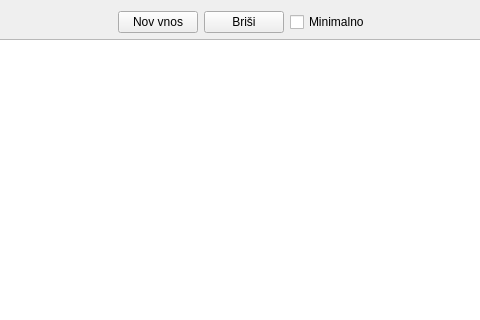
First picture: the form in wid_stranke.ui, repository bubi-luka/BubiRacun, before the edit; both pictures show x 215 to 695 and y 0 to 320 of the 918 by 611 pixel window.
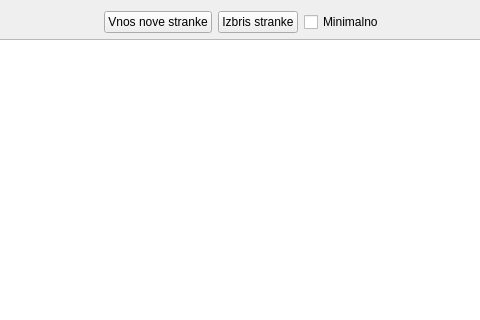
Second picture: the form after the edit.

The edit to the form file:
```diff
--- a/wid_stranke.ui
+++ b/wid_stranke.ui
@@ -35,14 +35,14 @@
      <item>
       <widget class="QPushButton" name="btn_nov">
        <property name="text">
-        <string>Nov vnos</string>
+        <string>Vnos nove stranke</string>
        </property>
       </widget>
      </item>
      <item>
       <widget class="QPushButton" name="btn_brisi">
        <property name="text">
-        <string>Briši</string>
+        <string>Izbris stranke</string>
        </property>
       </widget>
      </item>
```
